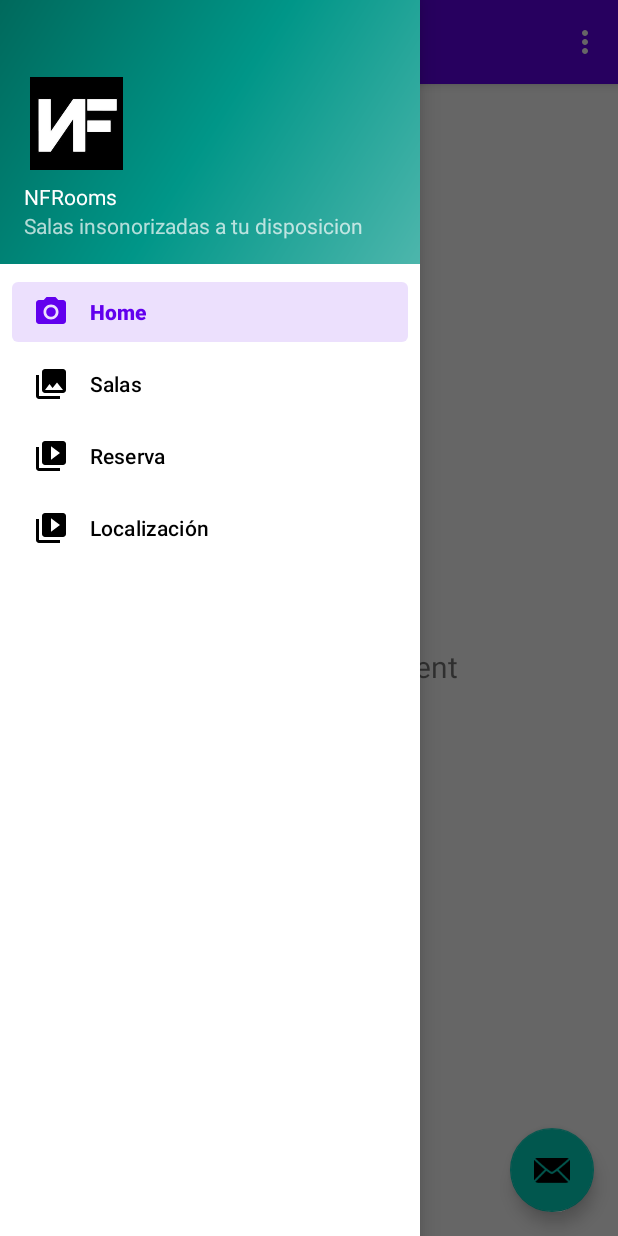
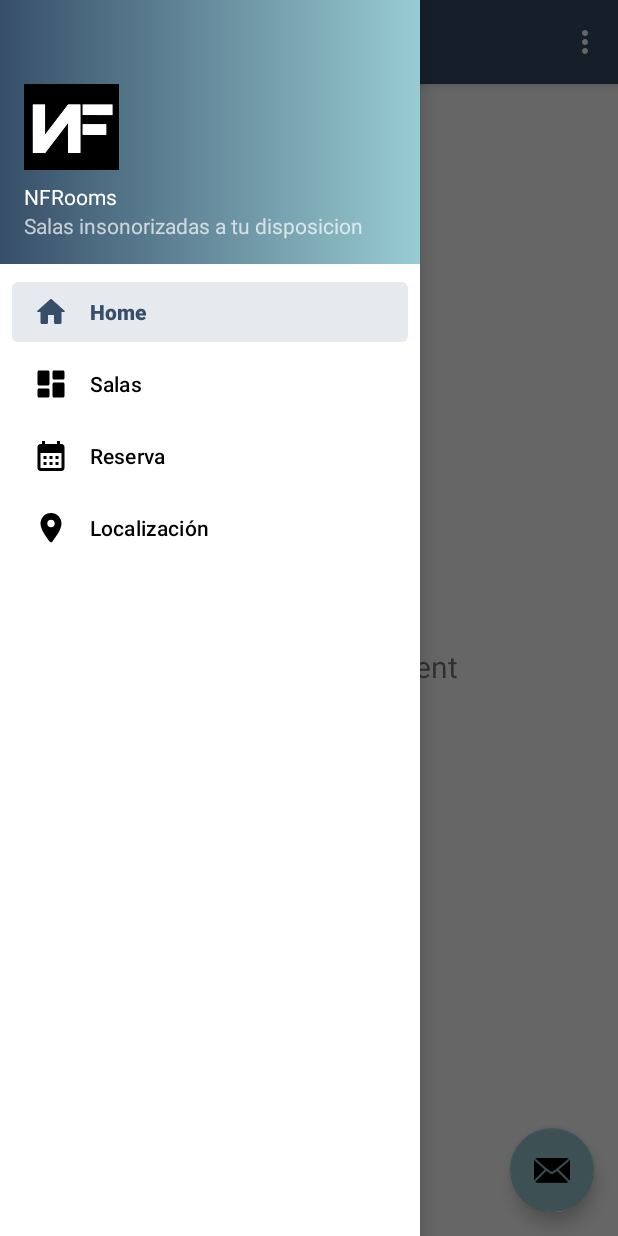
Before and after one commit to Pedrojss/NFRooms_app, an Android app: the screen it shows after launch (MainActivity), with the side drawer open, on a phone screen of 412 x 824 dp. Run offline under Robolectric (Android 15) with nearby library versions, the phone set to English and light mode, and no system bars; our stand-ins replace navigation-ui.

Commit message:
Rediseño

```diff
--- a/app/build.gradle
+++ b/app/build.gradle
@@ -11,6 +11,7 @@ android {
         targetSdk 32
         versionCode 1
         versionName "1.0"
+        vectorDrawables.useSupportLibrary = true
 
         testInstrumentationRunner "androidx.test.runner.AndroidJUnitRunner"
     }
--- /dev/null
+++ b/app/src/main/res/drawable/gradient_bg.xml
@@ -0,0 +1,10 @@
+<?xml version="1.0" encoding="utf-8"?>
+<selector xmlns:android="http://schemas.android.com/apk/res/android">        <item>
+            <shape>
+                <gradient
+                    android:startColor="#364E68"
+                    android:endColor="#98CCD3"
+                    android:type="linear" />
+            </shape>
+        </item>
+</selector>
--- /dev/null
+++ b/app/src/main/res/drawable/ic_baseline_calendar_month_24.xml
@@ -0,0 +1,5 @@
+<vector android:height="24dp" android:tint="#000000"
+    android:viewportHeight="24" android:viewportWidth="24"
+    android:width="24dp" xmlns:android="http://schemas.android.com/apk/res/android">
+    <path android:fillColor="@android:color/white" android:pathData="M19,4h-1V2h-2v2H8V2H6v2H5C3.89,4 3.01,4.9 3.01,6L3,20c0,1.1 0.89,2 2,2h14c1.1,0 2,-0.9 2,-2V6C21,4.9 20.1,4 19,4zM19,20H5V10h14V20zM9,14H7v-2h2V14zM13,14h-2v-2h2V14zM17,14h-2v-2h2V14zM9,18H7v-2h2V18zM13,18h-2v-2h2V18zM17,18h-2v-2h2V18z"/>
+</vector>
--- /dev/null
+++ b/app/src/main/res/drawable/ic_round_dashboard_24.xml
@@ -0,0 +1,5 @@
+<vector android:height="24dp" android:tint="#000000"
+    android:viewportHeight="24" android:viewportWidth="24"
+    android:width="24dp" xmlns:android="http://schemas.android.com/apk/res/android">
+    <path android:fillColor="@android:color/white" android:pathData="M4,13h6c0.55,0 1,-0.45 1,-1L11,4c0,-0.55 -0.45,-1 -1,-1L4,3c-0.55,0 -1,0.45 -1,1v8c0,0.55 0.45,1 1,1zM4,21h6c0.55,0 1,-0.45 1,-1v-4c0,-0.55 -0.45,-1 -1,-1L4,15c-0.55,0 -1,0.45 -1,1v4c0,0.55 0.45,1 1,1zM14,21h6c0.55,0 1,-0.45 1,-1v-8c0,-0.55 -0.45,-1 -1,-1h-6c-0.55,0 -1,0.45 -1,1v8c0,0.55 0.45,1 1,1zM13,4v4c0,0.55 0.45,1 1,1h6c0.55,0 1,-0.45 1,-1L21,4c0,-0.55 -0.45,-1 -1,-1h-6c-0.55,0 -1,0.45 -1,1z"/>
+</vector>
--- /dev/null
+++ b/app/src/main/res/drawable/ic_round_home_24.xml
@@ -0,0 +1,5 @@
+<vector android:height="24dp" android:tint="#000000"
+    android:viewportHeight="24" android:viewportWidth="24"
+    android:width="24dp" xmlns:android="http://schemas.android.com/apk/res/android">
+    <path android:fillColor="@android:color/white" android:pathData="M10,19v-5h4v5c0,0.55 0.45,1 1,1h3c0.55,0 1,-0.45 1,-1v-7h1.7c0.46,0 0.68,-0.57 0.33,-0.87L12.67,3.6c-0.38,-0.34 -0.96,-0.34 -1.34,0l-8.36,7.53c-0.34,0.3 -0.13,0.87 0.33,0.87H5v7c0,0.55 0.45,1 1,1h3c0.55,0 1,-0.45 1,-1z"/>
+</vector>
--- /dev/null
+++ b/app/src/main/res/drawable/ic_round_location_on_24.xml
@@ -0,0 +1,5 @@
+<vector android:height="24dp" android:tint="#000000"
+    android:viewportHeight="24" android:viewportWidth="24"
+    android:width="24dp" xmlns:android="http://schemas.android.com/apk/res/android">
+    <path android:fillColor="@android:color/white" android:pathData="M12,2C8.13,2 5,5.13 5,9c0,4.17 4.42,9.92 6.24,12.11 0.4,0.48 1.13,0.48 1.53,0C14.58,18.92 19,13.17 19,9c0,-3.87 -3.13,-7 -7,-7zM12,11.5c-1.38,0 -2.5,-1.12 -2.5,-2.5s1.12,-2.5 2.5,-2.5 2.5,1.12 2.5,2.5 -1.12,2.5 -2.5,2.5z"/>
+</vector>
--- a/app/src/main/res/layout/nav_header_main.xml
+++ b/app/src/main/res/layout/nav_header_main.xml
@@ -3,7 +3,7 @@
     xmlns:app="http://schemas.android.com/apk/res-auto"
     android:layout_width="match_parent"
     android:layout_height="@dimen/nav_header_height"
-    android:background="@drawable/side_nav_bar"
+    android:background="@drawable/gradient_bg"
     android:gravity="bottom"
     android:orientation="vertical"
     android:paddingLeft="@dimen/activity_horizontal_margin"
@@ -14,10 +14,11 @@
 
     <ImageView
         android:id="@+id/imageView"
-        android:layout_width="70dp"
-        android:layout_height="70dp"
+        android:layout_width="63dp"
+        android:layout_height="65dp"
         android:contentDescription="@string/nav_header_desc"
         android:paddingTop="@dimen/nav_header_vertical_spacing"
+        android:scaleType="fitXY"
         app:srcCompat="@drawable/logo" />
 
     <TextView
--- a/app/src/main/res/menu/activity_main_drawer.xml
+++ b/app/src/main/res/menu/activity_main_drawer.xml
@@ -6,19 +6,19 @@
     <group android:checkableBehavior="single">
         <item
             android:id="@+id/nav_home"
-            android:icon="@drawable/ic_menu_camera"
+            android:icon="@drawable/ic_round_home_24"
             android:title="@string/menu_home" />
         <item
             android:id="@+id/nav_salas"
-            android:icon="@drawable/ic_menu_gallery"
+            android:icon="@drawable/ic_round_dashboard_24"
             android:title="@string/menu_salas" />
         <item
             android:id="@+id/nav_reserva"
-            android:icon="@drawable/ic_menu_slideshow"
+            android:icon="@drawable/ic_baseline_calendar_month_24"
             android:title="@string/menu_reserva" />
         <item
             android:id="@+id/nav_localizacion"
-            android:icon="@drawable/ic_menu_slideshow"
+            android:icon="@drawable/ic_round_location_on_24"
             android:title="@string/menu_localizacion" />
     </group>
 </menu>
--- a/app/src/main/res/values/colors.xml
+++ b/app/src/main/res/values/colors.xml
@@ -7,6 +7,8 @@
     <color name="teal_700">#FF018786</color>
     <color name="black">#FF000000</color>
     <color name="white">#FFFFFFFF</color>
-    <color name="color_primary">#3F51B5</color>
+    <!-- <color name="color_primary">#3F51B5</color> -->
+    <color name="color_primary">#364E68</color>
+    <color name="color_secondary">#98CCD3</color>
     <color name="color_accent">#FF4081</color>
 </resources>
--- a/app/src/main/res/values/themes.xml
+++ b/app/src/main/res/values/themes.xml
@@ -2,11 +2,11 @@
     <!-- Base application theme. -->
     <style name="Theme.NFrooms" parent="Theme.MaterialComponents.DayNight.DarkActionBar">
         <!-- Primary brand color. -->
-        <item name="colorPrimary">@color/purple_500</item>
+        <item name="colorPrimary">@color/color_primary</item>
         <item name="colorPrimaryVariant">@color/purple_700</item>
         <item name="colorOnPrimary">@color/white</item>
         <!-- Secondary brand color. -->
-        <item name="colorSecondary">@color/teal_200</item>
+        <item name="colorSecondary">@color/color_secondary</item>
         <item name="colorSecondaryVariant">@color/teal_700</item>
         <item name="colorOnSecondary">@color/black</item>
         <!-- Status bar color. -->
```
